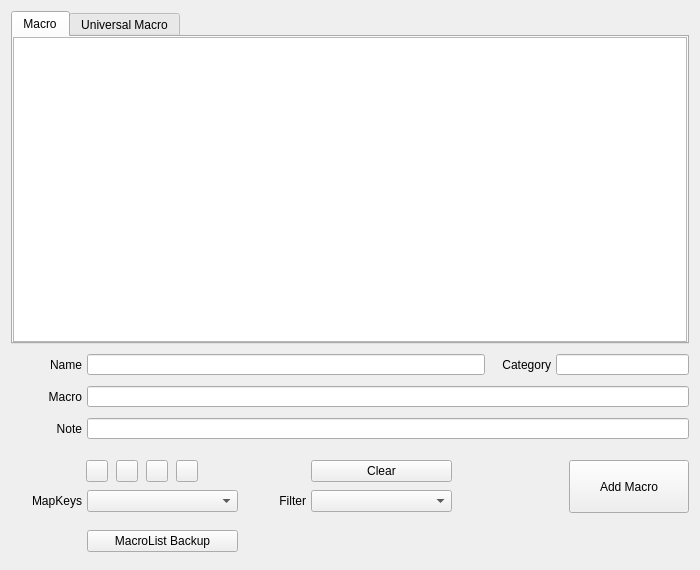
Before: the Qt Designer form QKeyMapper/qmacrolistdialog.ui in Zalafina/QKeyMapper, drawn with Qt 5.
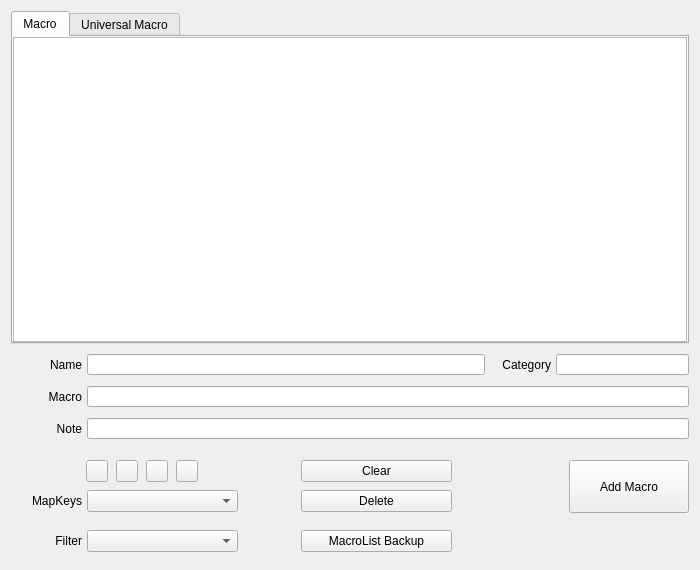
After: the same form once the commit is applied. Custom widgets are drawn as their Qt base class.

```diff
--- a/QKeyMapper/qmacrolistdialog.ui
+++ b/QKeyMapper/qmacrolistdialog.ui
@@ -581,9 +581,9 @@
           <widget class="QComboBox" name="categoryFilterComboBox">
            <property name="geometry">
             <rect>
-             <x>300</x>
-             <y>40</y>
-             <width>141</width>
+             <x>76</x>
+             <y>80</y>
+             <width>151</width>
              <height>22</height>
             </rect>
            </property>
@@ -600,8 +600,8 @@
           <widget class="QLabel" name="categoryFilterLabel">
            <property name="geometry">
             <rect>
-             <x>234</x>
-             <y>40</y>
+             <x>10</x>
+             <y>80</y>
              <width>61</width>
              <height>22</height>
             </rect>
@@ -616,9 +616,9 @@
           <widget class="QPushButton" name="clearButton">
            <property name="geometry">
             <rect>
-             <x>300</x>
+             <x>290</x>
              <y>10</y>
-             <width>141</width>
+             <width>151</width>
              <height>22</height>
             </rect>
            </property>
@@ -635,7 +635,7 @@
           <widget class="QPushButton" name="macroListBackupButton">
            <property name="geometry">
             <rect>
-             <x>76</x>
+             <x>290</x>
              <y>80</y>
              <width>151</width>
              <height>22</height>
@@ -651,6 +651,36 @@
             <bool>false</bool>
            </property>
           </widget>
+          <widget class="QPushButton" name="deleteMacroButton">
+           <property name="geometry">
+            <rect>
+             <x>290</x>
+             <y>40</y>
+             <width>151</width>
+             <height>22</height>
+            </rect>
+           </property>
+           <property name="focusPolicy">
+            <enum>Qt::FocusPolicy::NoFocus</enum>
+           </property>
+           <property name="text">
+            <string>Delete</string>
+           </property>
+           <property name="autoDefault">
+            <bool>false</bool>
+           </property>
+          </widget>
+          <zorder>mapList_SelectKeyboardButton</zorder>
+          <zorder>mapList_SelectFunctionButton</zorder>
+          <zorder>mapList_SelectGamepadButton</zorder>
+          <zorder>mapList_SelectMouseButton</zorder>
+          <zorder>MacroList_MappingKeyListComboBox</zorder>
+          <zorder>categoryFilterComboBox</zorder>
+          <zorder>categoryFilterLabel</zorder>
+          <zorder>clearButton</zorder>
+          <zorder>macroListBackupButton</zorder>
+          <zorder>mapkeyLabel</zorder>
+          <zorder>deleteMacroButton</zorder>
          </widget>
         </item>
         <item>
```
